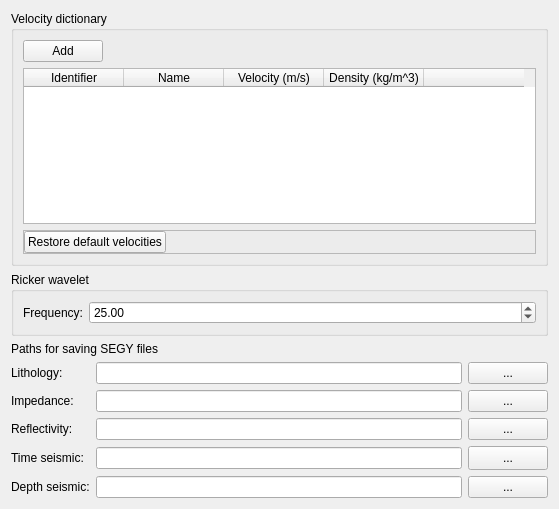
feliperails/syntheticseis, file console/SegyCreationPage.ui: the form before one commit.
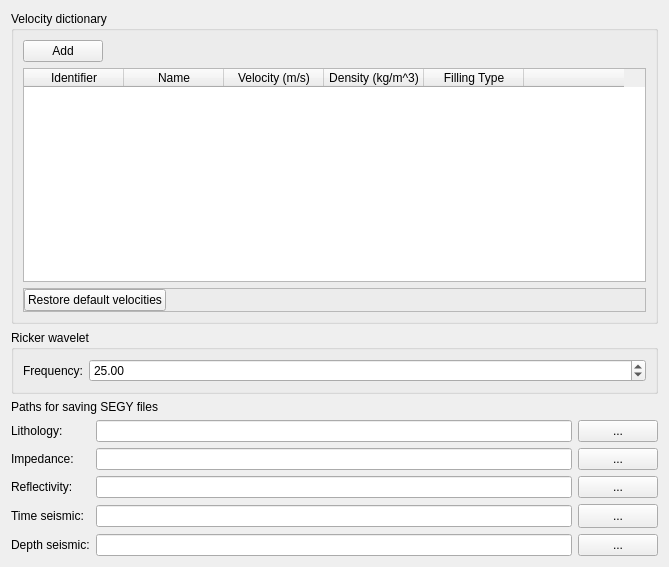
The form after the commit.

Diff of the .ui file:
```diff
--- a/console/SegyCreationPage.ui
+++ b/console/SegyCreationPage.ui
@@ -6,8 +6,8 @@
    <rect>
     <x>0</x>
     <y>0</y>
-    <width>559</width>
-    <height>509</height>
+    <width>669</width>
+    <height>567</height>
    </rect>
   </property>
   <property name="minimumSize">
@@ -75,6 +75,11 @@
           <string>Density (kg/m^3)</string>
          </property>
         </column>
+        <column>
+         <property name="text">
+          <string>Filling Type</string>
+         </property>
+        </column>
         <column>
          <property name="text">
           <string/>
```
Left out of the diff: 10 changed lines with no effect on the pictures.
